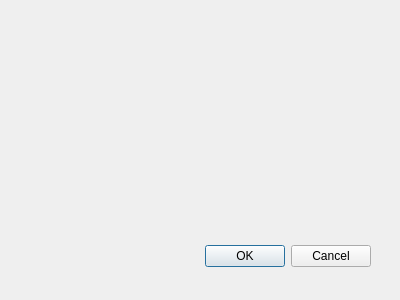
The window that harmony-ui/leaveconfirmation.ui (edward-shen/Harmony) describes before a commit, drawn with Qt 5.
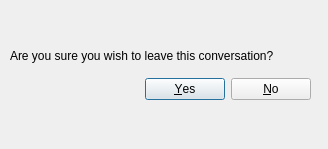
The same window after the commit.

Commit message: added new event for handling when the user leaves a conversation

Patch:
```diff
--- a/harmony-ui/leaveconfirmation.ui
+++ b/harmony-ui/leaveconfirmation.ui
@@ -8,28 +8,47 @@
    <rect>
     <x>0</x>
     <y>0</y>
-    <width>400</width>
-    <height>300</height>
+    <width>328</width>
+    <height>149</height>
    </rect>
   </property>
+  <property name="sizePolicy">
+   <sizepolicy hsizetype="Fixed" vsizetype="Fixed">
+    <horstretch>0</horstretch>
+    <verstretch>0</verstretch>
+   </sizepolicy>
+  </property>
   <property name="windowTitle">
    <string>Dialog</string>
   </property>
-  <widget name="buttonBox" class="QDialogButtonBox">
+  <widget class="QWidget" name="">
    <property name="geometry">
     <rect>
-     <x>30</x>
-     <y>240</y>
-     <width>341</width>
-     <height>32</height>
+     <x>10</x>
+     <y>40</y>
+     <width>301</width>
+     <height>60</height>
     </rect>
    </property>
-   <property name="orientation">
-    <enum>Qt::Horizontal</enum>
-   </property>
-   <property name="standardButtons">
-    <set>QDialogButtonBox::Cancel|QDialogButtonBox::Ok</set>
-   </property>
+   <layout class="QVBoxLayout" name="verticalLayout">
+    <item>
+     <widget class="QLabel" name="WarningLabel">
+      <property name="text">
+       <string>Are you sure you wish to leave this conversation?</string>
+      </property>
+     </widget>
+    </item>
+    <item>
+     <widget class="QDialogButtonBox" name="buttonBox">
+      <property name="orientation">
+       <enum>Qt::Horizontal</enum>
+      </property>
+      <property name="standardButtons">
+       <set>QDialogButtonBox::No|QDialogButtonBox::Yes</set>
+      </property>
+     </widget>
+    </item>
+   </layout>
   </widget>
  </widget>
  <pixmapfunction/>
```
Left out of the diff: 12 changed lines with no effect on the pictures. The commit also changes 4 other files.
